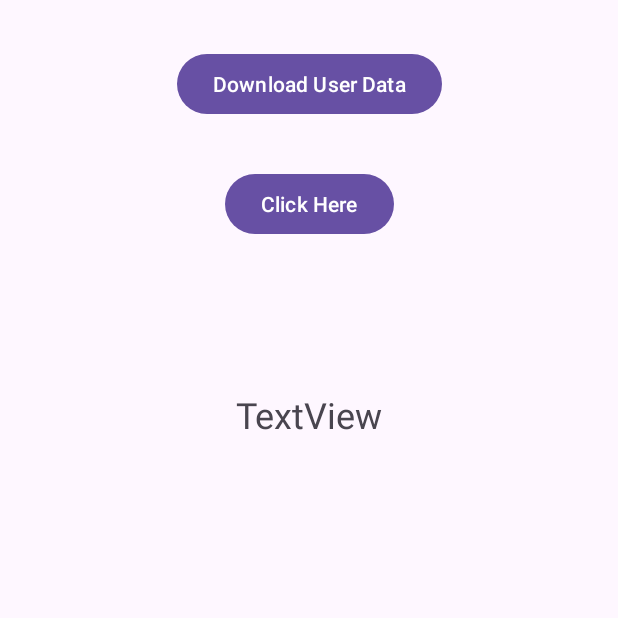
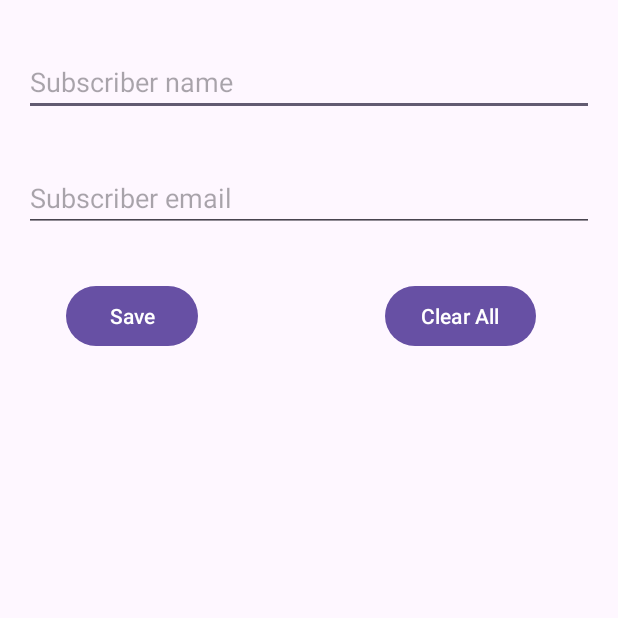
Before and after one commit to mullatoes/android_jetpack_components, an Android app: the screen it shows after launch (CoroutinesActivity before the commit, WorkingWithActivity after it), on a phone screen of 412 x 824 dp, the top half of it. Run offline under Robolectric (Android 15) with nearby library versions, the phone set to English and light mode, and no system bars; our stand-ins replace Room's generated code, data binding.

Commit message:
Working with room database

```diff
--- a/app/src/main/java/com/example/seniorandroiddev/coroutines/CoroutinesActivity.kt
+++ b/app/src/main/java/com/example/seniorandroiddev/coroutines/CoroutinesActivity.kt
@@ -63,5 +63,4 @@ class CoroutinesActivity : AppCompatActivity() {
         return 100
     }
 
-
 }
--- a/app/src/main/java/com/example/seniorandroiddev/coroutines/viewmodelscope/MainViewModel.kt
+++ b/app/src/main/java/com/example/seniorandroiddev/coroutines/viewmodelscope/MainViewModel.kt
@@ -1,14 +1,9 @@
 package com.example.seniorandroiddev.coroutines.viewmodelscope
 
-import androidx.lifecycle.MutableLiveData
 import androidx.lifecycle.ViewModel
 import androidx.lifecycle.liveData
-import androidx.lifecycle.viewModelScope
-import com.example.seniorandroiddev.coroutines.model.User
 import com.example.seniorandroiddev.coroutines.repository.UserRepository
 import kotlinx.coroutines.Dispatchers
-import kotlinx.coroutines.launch
-import kotlinx.coroutines.withContext
 
 class MainViewModel : ViewModel() {
 
--- /dev/null
+++ b/app/src/main/java/com/example/seniorandroiddev/room/WorkingWithActivity.kt
@@ -0,0 +1,75 @@
+package com.example.seniorandroiddev.room
+
+import android.os.Bundle
+import android.util.Log
+import android.widget.Toast
+import androidx.appcompat.app.AppCompatActivity
+import androidx.databinding.DataBindingUtil
+import androidx.lifecycle.ViewModelProvider
+import androidx.recyclerview.widget.LinearLayoutManager
+import com.example.seniorandroiddev.R
+import com.example.seniorandroiddev.databinding.ActivityWorkingWithBinding
+import com.example.seniorandroiddev.room.adapter.MyRecyclerAdapter
+import com.example.seniorandroiddev.room.db.Subscriber
+import com.example.seniorandroiddev.room.db.SubscriberDatabase
+import com.example.seniorandroiddev.room.db.SubscriberRepository
+import com.example.seniorandroiddev.room.viewmodel.SubscriberModelViewFactory
+import com.example.seniorandroiddev.room.viewmodel.SubscriberViewModel
+
+class WorkingWithActivity : AppCompatActivity() {
+
+
+    private lateinit var binding: ActivityWorkingWithBinding
+    private lateinit var viewModel: SubscriberViewModel
+
+    private lateinit var adapter: MyRecyclerAdapter
+    override fun onCreate(savedInstanceState: Bundle?) {
+        super.onCreate(savedInstanceState)
+        binding = DataBindingUtil.setContentView(this, R.layout.activity_working_with)
+        val dao = SubscriberDatabase.getInstance(application).subscriberDao
+        val repository = SubscriberRepository(dao)
+        val factory = SubscriberModelViewFactory(repository)
+        viewModel = ViewModelProvider(this, factory)[SubscriberViewModel::class.java]
+
+
+        binding.myviewmodel = viewModel
+
+        viewModel.message.observe(this) {
+            it.getContentIfNotHandled()?.let {
+                Toast.makeText(
+                    this, it,
+                    Toast.LENGTH_LONG
+                )
+                    .show()
+            }
+        }
+
+        binding.lifecycleOwner = this
+
+        initRecyclerView()
+    }
+
+    private fun initRecyclerView() {
+        binding.subscribersRecyclerview.layoutManager = LinearLayoutManager(this)
+        adapter = MyRecyclerAdapter { selectedItem: Subscriber -> listItemClicked(selectedItem) }
+        binding.subscribersRecyclerview.adapter = adapter
+        displaySubscribersList()
+    }
+
+    private fun displaySubscribersList() {
+        viewModel.subscribers.observe(this) {
+            Log.i("SUBS TAGS", it.toString())
+
+            adapter.setList(it)
+            adapter.notifyDataSetChanged()
+
+        }
+    }
+
+    fun listItemClicked(subscriber: Subscriber) {
+//        Toast.makeText(this, "Clicked name is: ${subscriber.name}", Toast.LENGTH_LONG)
+//            .show()
+
+        viewModel.initUpdateAndDelete(subscriber)
+    }
+}
--- /dev/null
+++ b/app/src/main/java/com/example/seniorandroiddev/room/adapter/MyRecyclerAdapter.kt
@@ -0,0 +1,49 @@
+package com.example.seniorandroiddev.room.adapter
+
+import android.view.LayoutInflater
+import android.view.ViewGroup
+import androidx.databinding.DataBindingUtil
+import androidx.recyclerview.widget.RecyclerView
+import com.example.seniorandroiddev.R
+import com.example.seniorandroiddev.databinding.SubscriberListItemBinding
+import com.example.seniorandroiddev.room.db.Subscriber
+
+class MyRecyclerAdapter(
+    private val clickListener: (Subscriber) -> Unit
+) : RecyclerView.Adapter<MyViewHolder>() {
+
+    private val subscriberList =  ArrayList<Subscriber>()
+    override fun onCreateViewHolder(parent: ViewGroup, viewType: Int): MyViewHolder {
+
+        val layoutInflater = LayoutInflater.from(parent.context)
+        val binding: SubscriberListItemBinding =
+            DataBindingUtil.inflate(layoutInflater, R.layout.subscriber_list_item, parent, false)
+
+        return MyViewHolder(binding)
+    }
+
+    override fun getItemCount(): Int {
+        return subscriberList.size
+    }
+
+    override fun onBindViewHolder(holder: MyViewHolder, position: Int) {
+        holder.bind(subscriberList[position], clickListener)
+    }
+
+    fun setList(subscribers: List<Subscriber>){
+        subscriberList.clear()
+        subscriberList.addAll(subscribers)
+    }
+}
+
+class MyViewHolder(val binding: SubscriberListItemBinding) : RecyclerView.ViewHolder(binding.root) {
+
+    fun bind(subscriber: Subscriber, clickListener: (Subscriber) -> Unit) {
+        binding.textViewName.text = subscriber.name
+        binding.textViewEmail.text = subscriber.email
+
+        binding.subscribersListId.setOnClickListener {
+            clickListener(subscriber)
+        }
+    }
+}
--- /dev/null
+++ b/app/src/main/java/com/example/seniorandroiddev/room/db/SubscriberDao.kt
@@ -0,0 +1,26 @@
+package com.example.seniorandroiddev.room.db
+
+import androidx.lifecycle.LiveData
+import androidx.room.Dao
+import androidx.room.Delete
+import androidx.room.Insert
+import androidx.room.Query
+import androidx.room.Update
+
+@Dao
+interface SubscriberDao {
+    @Insert
+    suspend fun insertSubscriber(subscriber: Subscriber) : Long
+
+    @Update
+    suspend fun updateSubscriber(subscriber: Subscriber)
+
+    @Delete
+    suspend fun deleteSubscriber(subscriber: Subscriber)
+
+    @Query("DELETE FROM subscriber_data_table")
+    suspend fun deleteAll()
+
+    @Query("SELECT * FROM subscriber_data_table")
+    fun getAllSubscribers() : LiveData<List<Subscriber>>
+}
--- /dev/null
+++ b/app/src/main/java/com/example/seniorandroiddev/room/db/SubscriberDatabase.kt
@@ -0,0 +1,37 @@
+package com.example.seniorandroiddev.room.db
+
+import android.content.Context
+import androidx.room.Database
+import androidx.room.Room
+import androidx.room.RoomDatabase
+
+
+@Database(entities = [Subscriber::class], version = 1)
+abstract class SubscriberDatabase : RoomDatabase() {
+
+    abstract val subscriberDao: SubscriberDao
+
+    companion object {
+        @Volatile
+        private var INSTANCE: SubscriberDatabase? = null
+
+        fun getInstance(
+            context: Context
+        ): SubscriberDatabase {
+            synchronized(this) {
+                var instance = INSTANCE
+                if (instance == null) {
+                    instance = Room.databaseBuilder(
+                        context.applicationContext,
+                        SubscriberDatabase::class.java,
+                        "subscriber_data_database"
+                    )
+                        .build()
+                    INSTANCE = instance
+                }
+
+                return instance
+            }
+        }
+    }
+}
--- /dev/null
+++ b/app/src/main/java/com/example/seniorandroiddev/room/db/SubscriberRepository.kt
@@ -0,0 +1,24 @@
+package com.example.seniorandroiddev.room.db
+
+class SubscriberRepository(
+    private val dao: SubscriberDao
+) {
+    val subscribers =
+        dao.getAllSubscribers() //no need for suspend... room does all the background processing
+
+    suspend fun insert(subscriber: Subscriber) {
+        dao.insertSubscriber(subscriber)
+    }
+
+    suspend fun update(subscriber: Subscriber) {
+        dao.updateSubscriber(subscriber)
+    }
+
+    suspend fun delete(subscriber: Subscriber) {
+        dao.deleteSubscriber(subscriber)
+    }
+
+    suspend fun deleteAll() {
+        dao.deleteAll()
+    }
+}
--- /dev/null
+++ b/app/src/main/java/com/example/seniorandroiddev/room/viewmodel/SubscriberModelViewFactory.kt
@@ -0,0 +1,18 @@
+package com.example.seniorandroiddev.room.viewmodel
+
+import androidx.lifecycle.ViewModel
+import androidx.lifecycle.ViewModelProvider
+import com.example.seniorandroiddev.room.db.SubscriberRepository
+
+class SubscriberModelViewFactory(
+    private val repository: SubscriberRepository
+) : ViewModelProvider.Factory {
+    override fun <T : ViewModel> create(modelClass: Class<T>): T {
+
+        if (modelClass.isAssignableFrom(SubscriberViewModel::class.java)){
+            return SubscriberViewModel(repository) as T
+        }
+
+        throw IllegalArgumentException("Unknown ViewModel class")
+    }
+}
--- /dev/null
+++ b/app/src/main/java/com/example/seniorandroiddev/room/viewmodel/SubscriberViewModel.kt
@@ -0,0 +1,119 @@
+package com.example.seniorandroiddev.room.viewmodel
+
+import androidx.lifecycle.LiveData
+import androidx.lifecycle.MutableLiveData
+import androidx.lifecycle.ViewModel
+import androidx.lifecycle.viewModelScope
+import com.example.seniorandroiddev.room.db.Subscriber
+import com.example.seniorandroiddev.room.db.SubscriberRepository
+import com.example.seniorandroiddev.room.event.Event
+import kotlinx.coroutines.Dispatchers
+import kotlinx.coroutines.launch
+import kotlinx.coroutines.withContext
+
+class SubscriberViewModel(
+    private val repository: SubscriberRepository
+) : ViewModel() {
+
+    val subscribers = repository.subscribers
+
+    val inputName = MutableLiveData<String>()
+    val inputEmail = MutableLiveData<String>()
+
+    private var isUpdateOrDelete = false
+    private lateinit var subscriberToDelete: Subscriber
+
+    private val statusMessage = MutableLiveData<Event<String>>()
+    val message: LiveData<Event<String>>
+        get() = statusMessage
+
+
+
+    val saveOrUpdateButtonText = MutableLiveData<String>()
+    val clearAllOrDeleteButtonText = MutableLiveData<String>()
+
+    init {
+        saveOrUpdateButtonText.value = "Save"
+        clearAllOrDeleteButtonText.value = "Clear All"
+    }
+
+    fun saveOrUpdate() {
+
+        if (isUpdateOrDelete) {
+            subscriberToDelete.name = inputName.value.toString()
+            subscriberToDelete.email = inputEmail.value.toString()
+            update(subscriberToDelete)
+        } else {
+            val name = inputName.value
+            val email = inputEmail.value
+            val subscriber = Subscriber(0, name!!, email!!)
+            insert(subscriber)
+
+            inputName.value = ""
+            inputEmail.value = ""
+        }
+    }
+
+    fun clearAllOrDelete() {
+        if (isUpdateOrDelete) {
+            delete(subscriberToDelete)
+        } else {
+            clearAll()
+        }
+    }
+
+    fun insert(subscriber: Subscriber) {
+        viewModelScope.launch(Dispatchers.IO) {
+            repository.insert(subscriber)
+            withContext(Dispatchers.Main){
+                statusMessage.value = Event("Subscriber inserted successfully")
+            }
+        }
+    }
+
+    fun update(subscriber: Subscriber) {
+        viewModelScope.launch(Dispatchers.IO) {
+            repository.update(subscriber)
+            withContext(Dispatchers.Main){
+                statusMessage.value = Event("Subscriber updated successfully")
+            }
+        }
+    }
+
+    fun delete(subscriber: Subscriber) {
+        viewModelScope.launch(Dispatchers.IO) {
+            repository.delete(subscriber)
+
+            withContext(Dispatchers.Main) {
+                inputName.value = ""
+                inputEmail.value = ""
+
+                isUpdateOrDelete = false
+                saveOrUpdateButtonText.value = "Save"
+                clearAllOrDeleteButtonText.value = "Clear All"
+                statusMessage.value = Event("Subscriber deleted successfully")
+            }
+        }
+    }
+
+    fun clearAll() {
+        viewModelScope.launch(Dispatchers.IO) {
+            repository.deleteAll()
+
+            withContext(Dispatchers.Main){
+                statusMessage.value = Event("All subscribers deleted successfully")
+            }
+        }
+    }
+
+    fun initUpdateAndDelete(subscriber: Subscriber) {
+        inputName.value = subscriber.name
+        inputEmail.value = subscriber.email
+
+        isUpdateOrDelete = true
+        subscriberToDelete = subscriber
+        saveOrUpdateButtonText.value = "Update"
+        clearAllOrDeleteButtonText.value = "Delete"
+    }
+
+}
--- /dev/null
+++ b/app/src/main/res/layout/activity_working_with.xml
@@ -0,0 +1,79 @@
+<?xml version="1.0" encoding="utf-8"?>
+<layout xmlns:android="http://schemas.android.com/apk/res/android"
+    xmlns:app="http://schemas.android.com/apk/res-auto"
+    xmlns:tools="http://schemas.android.com/tools">
+
+    <data>
+        <variable
+            name="myviewmodel"
+            type="com.example.seniorandroiddev.room.viewmodel.SubscriberViewModel" />
+    </data>
+
+    <androidx.constraintlayout.widget.ConstraintLayout
+        android:layout_width="match_parent"
+        android:layout_height="match_parent"
+        tools:context=".room.WorkingWithActivity">
+
+        <EditText
+            android:id="@+id/editText_name"
+            android:layout_width="0dp"
+            android:layout_height="wrap_content"
+            android:layout_marginStart="16dp"
+            android:layout_marginTop="32dp"
+            android:layout_marginEnd="16dp"
+            android:ems="10"
+            android:text="@={myviewmodel.inputName}"
+            android:hint="Subscriber name"
+            android:inputType="text"
+            app:layout_constraintEnd_toEndOf="parent"
+            app:layout_constraintStart_toStartOf="parent"
+            app:layout_constraintTop_toTopOf="parent" />
+
+        <EditText
+            android:id="@+id/editText_email"
+            android:layout_width="0dp"
+            android:layout_height="wrap_content"
+            android:layout_marginTop="32dp"
+            android:ems="10"
+            android:text="@={myviewmodel.inputEmail}"
+            android:hint="Subscriber email"
+            android:inputType="text"
+            app:layout_constraintEnd_toEndOf="@+id/editText_name"
+            app:layout_constraintStart_toStartOf="@+id/editText_name"
+            app:layout_constraintTop_toBottomOf="@+id/editText_name" />
+
+        <Button
+            android:id="@+id/button_submit"
+            android:layout_width="0dp"
+            android:layout_height="wrap_content"
+            android:layout_marginStart="28dp"
+            android:layout_marginTop="32dp"
+            android:text="@={myviewmodel.saveOrUpdateButtonText}"
+            android:onClick="@{()->myviewmodel.saveOrUpdate()}"
+            app:layout_constraintStart_toStartOf="@+id/editText_email"
+            app:layout_constraintTop_toBottomOf="@+id/editText_email" />
+
+        <Button
+            android:id="@+id/button_clear_all"
+            android:layout_width="wrap_content"
+            android:layout_height="wrap_content"
+            android:layout_marginStart="85dp"
+            android:text="@={myviewmodel.clearAllOrDeleteButtonText}"
+            android:onClick="@{()->myviewmodel.clearAllOrDelete()}"
+            app:layout_constraintBottom_toBottomOf="@+id/button_submit"
+            app:layout_constraintEnd_toEndOf="@+id/editText_email"
+            app:layout_constraintStart_toEndOf="@+id/button_submit"
+            app:layout_constraintTop_toTopOf="@+id/button_submit" />
+
+        <androidx.recyclerview.widget.RecyclerView
+            android:id="@+id/subscribers_recyclerview"
+            android:layout_width="409dp"
+            android:layout_height="495dp"
+            android:layout_marginTop="8dp"
+            app:layout_constraintBottom_toBottomOf="parent"
+            app:layout_constraintEnd_toEndOf="parent"
+            app:layout_constraintStart_toStartOf="parent"
+            app:layout_constraintTop_toBottomOf="@+id/button_submit" />
+    </androidx.constraintlayout.widget.ConstraintLayout>
+
+</layout>
```
Also changed, not shown: app/build.gradle.kts (+8 -0 lines), app/src/main/AndroidManifest.xml (+7 -2 lines), app/src/main/java/com/example/seniorandroiddev/room/db/Subscriber.kt (added, +28 -0 lines), app/src/main/java/com/example/seniorandroiddev/room/event/Event.kt (added, +24 -0 lines), app/src/main/res/layout/subscriber_list_item.xml (added, +32 -0 lines).
